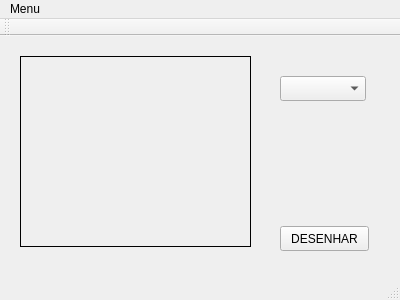
The window that composite/fig.ui (jhonatheberson/-project-patterns) describes before a commit, drawn with Qt 5.
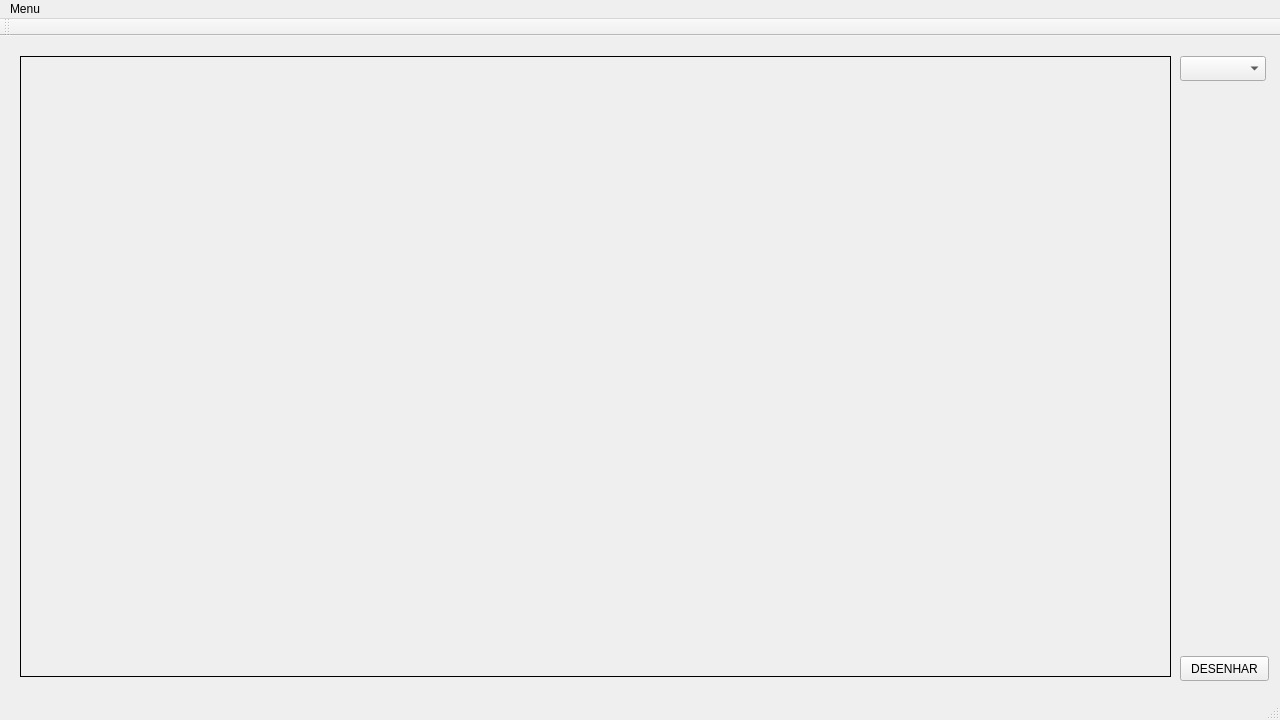
The same window after the commit. Icons and pictures are not drawn.

The edit to the form file:
```diff
--- a/composite/fig.ui
+++ b/composite/fig.ui
@@ -6,12 +6,34 @@
    <rect>
     <x>0</x>
     <y>0</y>
-    <width>400</width>
-    <height>300</height>
+    <width>1280</width>
+    <height>720</height>
    </rect>
   </property>
+  <property name="minimumSize">
+   <size>
+    <width>1280</width>
+    <height>720</height>
+   </size>
+  </property>
+  <property name="maximumSize">
+   <size>
+    <width>1280</width>
+    <height>720</height>
+   </size>
+  </property>
   <property name="windowTitle">
-   <string>fig</string>
+   <string>Figuras Geométricas</string>
+  </property>
+  <property name="windowIcon">
+   <iconset>
+    <normaloff>Logo.png</normaloff>Logo.png</iconset>
+  </property>
+  <property name="windowOpacity">
+   <double>40.000000000000000</double>
+  </property>
+  <property name="autoFillBackground">
+   <bool>false</bool>
   </property>
   <widget class="QWidget" name="centralWidget">
    <widget class="QLabel" name="img">
@@ -19,10 +41,16 @@
      <rect>
       <x>20</x>
       <y>20</y>
-      <width>231</width>
-      <height>191</height>
+      <width>1151</width>
+      <height>621</height>
      </rect>
     </property>
+    <property name="maximumSize">
+     <size>
+      <width>16777214</width>
+      <height>16777215</height>
+     </size>
+    </property>
     <property name="frameShape">
      <enum>QFrame::Box</enum>
     </property>
@@ -33,8 +61,8 @@
    <widget class="QPushButton" name="Desenhar">
     <property name="geometry">
      <rect>
-      <x>280</x>
-      <y>190</y>
+      <x>1180</x>
+      <y>620</y>
       <width>89</width>
       <height>25</height>
      </rect>
@@ -46,8 +74,8 @@
    <widget class="QComboBox" name="comboBox">
     <property name="geometry">
      <rect>
-      <x>280</x>
-      <y>40</y>
+      <x>1180</x>
+      <y>20</y>
       <width>86</width>
       <height>25</height>
      </rect>
@@ -59,8 +87,8 @@
     <rect>
      <x>0</x>
      <y>0</y>
-     <width>400</width>
-     <height>22</height>
+     <width>1280</width>
+     <height>21</height>
     </rect>
    </property>
    <widget class="QMenu" name="menuMenu">
```
